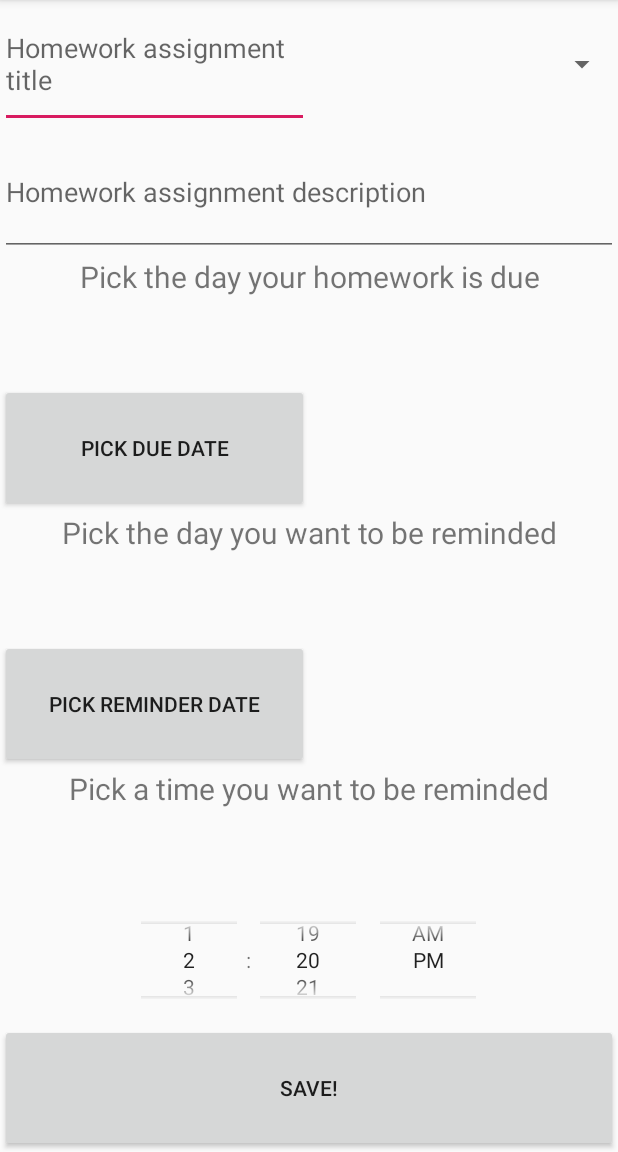
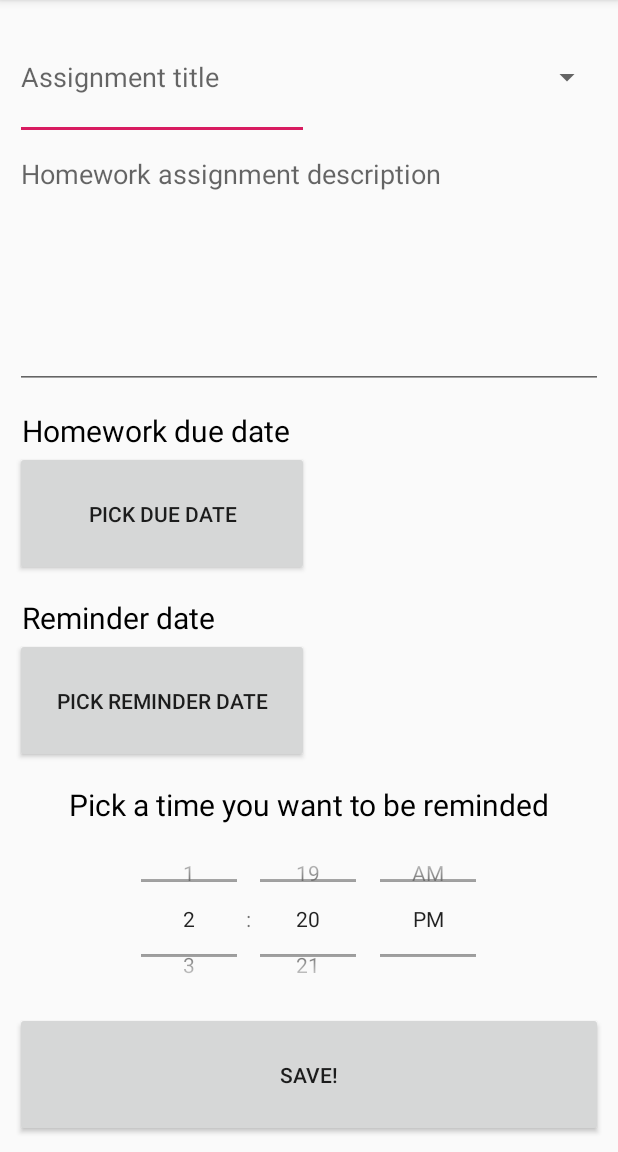
Before and after one commit to kcolson8/PlannerProject, an Android app: the screen it shows after launch (HomeworkActivity), after a tap on "Add A New Homework Item", on a phone screen of 412 x 824 dp, the part 84-1236 px from its top. Run offline under Robolectric (Android 15) with nearby library versions, the light colour scheme and no system bars.

Commit message:
modified layout

```diff
--- a/app/src/main/java/com/example/porcupineplanner/MainActivity.java
+++ b/app/src/main/java/com/example/porcupineplanner/MainActivity.java
@@ -25,21 +25,28 @@ import android.util.Log;
 import android.view.Menu;
 import android.view.MenuInflater;
 import android.view.MenuItem;
+import android.view.View;
+import android.widget.AdapterView;
 import android.widget.ListView;
 import android.widget.SimpleCursorAdapter;
 import android.widget.Toast;
 
+import java.text.ParseException;
+import java.text.SimpleDateFormat;
 import java.util.Calendar;
 import java.util.Date;
+import java.util.GregorianCalendar;
+import java.util.concurrent.TimeUnit;
 
 public class MainActivity extends AppCompatActivity {
     static final int NEW_HOMEWORK_REQUEST_CODE = 1;
+    static final int EDIT_HOMEWORK_REQUEST_CODE = 2;
     ListView listView;
     SimpleCursorAdapter cursorAdapter;
     final String CHANNEL_ID = "channel id";
-    Calendar calendar;
+    Calendar calendar = Calendar.getInstance();
     DatePickerDialog datePickerDialog;
-    Date currentTime = Calendar.getInstance().getTime();
+   // Date currentTime = Calendar.getInstance().getTime();
 
     private void createNotificationChannel() {
         // Create the NotificationChannel, but only on API 26+ because
@@ -89,15 +96,6 @@ public class MainActivity extends AppCompatActivity {
         super.onCreate(savedInstanceState);
         setContentView(R.layout.activity_main);
 
-
-        // Format: Tue Dec 03 17:40:32 PST 2019
-        Log.d("myTag", "current time: " + currentTime.toString());
-
-
-
-
-
-
         listView = findViewById(R.id.listView);
         final DatabaseOpenHelper openHelper = new DatabaseOpenHelper(this);
         cursorAdapter = new SimpleCursorAdapter(
@@ -109,6 +107,31 @@ public class MainActivity extends AppCompatActivity {
                 0
         );
         listView.setAdapter(cursorAdapter);
+
+        //click listener for when an item in the listView is clicked to view/edit
+        /*
+        listView.setOnItemClickListener(new AdapterView.OnItemClickListener() {
+            @Override
+            public void onItemClick(AdapterView<?> parent, View view, int position, long id) {
+                int itemId = (int) listView.getItemAtPosition(position);
+
+                //if homework item is selected...
+                Intent intent = new Intent(MainActivity.this, HomeworkActivity.class);
+
+                Homework selectedHomework = openHelper.getSelectOneHomeworkCursor(id); //HomeworkId?
+
+                intent.putExtra("title", selectedHomework.getTitle());
+                intent.putExtra("subject", selectedHomework.getSubject());
+                intent.putExtra("description", selectedHomework.getDescription());
+                intent.putExtra("dueDate", selectedHomework.getDueDate());
+                intent.putExtra("reminderDate", selectedHomework.getReminderDate());
+                intent.putExtra("reminderHour", selectedHomework.getReminderHour());
+                intent.putExtra("reminderMinute", selectedHomework.getReminderMinute());
+
+                startActivityForResult(intent, EDIT_HOMEWORK_REQUEST_CODE);
+            }
+        });
+         */
     }
 
     @Override
@@ -165,6 +188,24 @@ public class MainActivity extends AppCompatActivity {
             );
             listView.setAdapter(cursorAdapter);
 
+            Log.d("myTag", "Due Date: " + dueDate + " reminderDate: " + reminderDate + " reminderHour: " + reminderHour + " reminderMinute: " + reminderMinute);
+            String[] parsedReminderDate = reminderDate.split("/"); //format: [month, date, year]
+
+            int currentHour = calendar.get(Calendar.HOUR);
+            int currentMinute = calendar.get(Calendar.MINUTE);
+            int currentYear = calendar.get(Calendar.YEAR);
+            int currentMonth = calendar.get(Calendar.MONTH);
+            int currentDay = calendar.get(Calendar.DATE);
+
+
+            Date reminderCalendarDate = new GregorianCalendar(Integer.parseInt(parsedReminderDate[2]), Integer.parseInt(parsedReminderDate[0]), Integer.parseInt(parsedReminderDate[1]), reminderHour, reminderMinute).getTime();
+            Log.d("myTag", "reminder date: " + reminderCalendarDate.toString());
+
+            Date currentCalendarDate = new GregorianCalendar(currentYear, currentMonth, currentDay, currentHour, currentMinute).getTime();
+            Log.d("myTag", "current date: " + currentCalendarDate.toString());
+
+            long timeDayDifference = reminderCalendarDate.getTime() - currentCalendarDate.getTime(); //should become delay;
+            Log.d("myTag", "time difference in milliseconds: " + timeDayDifference);
 
             scheduleNotification(this, 1000, 1);
         }
--- a/app/src/main/res/layout/activity_homework.xml
+++ b/app/src/main/res/layout/activity_homework.xml
@@ -5,11 +5,12 @@
     android:layout_width="match_parent"
     android:layout_height="match_parent"
     android:columnCount="2"
+    android:padding="10dp"
     tools:context=".HomeworkActivity">
 
     <EditText
         android:id="@+id/titleEditText"
-        android:hint="Homework assignment title"
+        android:hint="Assignment title"
         android:layout_width="0dp"
         android:layout_height="0dp"
         android:layout_rowWeight="1"
@@ -29,18 +30,20 @@
         android:layout_width="0dp"
         android:layout_height="0dp"
         android:hint="Homework assignment description"
-        android:layout_rowWeight="1"
+        android:gravity="top"
+        android:layout_rowWeight="2"
         android:layout_columnWeight="1"
         android:layout_columnSpan="2" />
 
     <TextView
         android:id="@+id/dueDateTextView"
-        android:text="Pick the day your homework is due"
-        android:textAlignment="center"
+        android:text=" Homework due date"
+        android:textColor="@color/black"
+        android:gravity="bottom"
         android:textSize="20dp"
         android:layout_width="0dp"
         android:layout_height="0dp"
-        android:layout_rowWeight="1"
+        android:layout_rowWeight=".5"
         android:layout_columnWeight="1"
         android:layout_columnSpan="2" />
 
@@ -56,7 +59,9 @@
     <TextView
         android:id="@+id/dueDateConfirmTextView"
         android:text=""
+        android:textColor="@color/blue"
         android:textAlignment="center"
+        android:gravity="center"
         android:textSize="20dp"
         android:layout_width="0dp"
         android:layout_height="0dp"
@@ -66,12 +71,13 @@
 
     <TextView
         android:id="@+id/reminderDateTextView"
-        android:text="Pick the day you want to be reminded"
-        android:textAlignment="center"
+        android:text=" Reminder date"
+        android:textColor="@color/black"
+        android:gravity="bottom"
         android:textSize="20dp"
         android:layout_width="0dp"
         android:layout_height="0dp"
-        android:layout_rowWeight="1"
+        android:layout_rowWeight=".5"
         android:layout_columnWeight="1"
         android:layout_columnSpan="2" />
 
@@ -87,7 +93,9 @@
     <TextView
         android:id="@+id/reminderDateConfirmTextView"
         android:text=""
+        android:textColor="@color/blue"
         android:textAlignment="center"
+        android:gravity="center"
         android:textSize="20dp"
         android:layout_width="0dp"
         android:layout_height="0dp"
@@ -98,11 +106,13 @@
     <TextView
         android:id="@+id/reminderTextView"
         android:text="Pick a time you want to be reminded"
+        android:textColor="@color/black"
         android:textAlignment="center"
+        android:gravity="bottom"
         android:textSize="20dp"
         android:layout_width="0dp"
         android:layout_height="0dp"
-        android:layout_rowWeight="1"
+        android:layout_rowWeight=".5"
         android:layout_columnWeight="1"
         android:layout_columnSpan="2" />
 
@@ -110,7 +120,7 @@
         android:id="@+id/reminderTimePicker"
         android:layout_width="0dp"
         android:layout_height="0dp"
-        android:layout_rowWeight="1"
+        android:layout_rowWeight="1.5"
         android:layout_columnWeight="1"
         android:layout_columnSpan="2"
         android:timePickerMode="spinner" />
--- a/app/src/main/res/values/colors.xml
+++ b/app/src/main/res/values/colors.xml
@@ -3,4 +3,6 @@
     <color name="colorPrimary">#008577</color>
     <color name="colorPrimaryDark">#00574B</color>
     <color name="colorAccent">#D81B60</color>
+    <color name="black">#000000</color>
+    <color name="blue">#2196F3</color>
 </resources>
```
Also changed, not shown: app/src/main/java/com/example/porcupineplanner/DatabaseOpenHelper.java (+23 -0 lines), app/src/main/java/com/example/porcupineplanner/Homework.java (+10 -0 lines).
